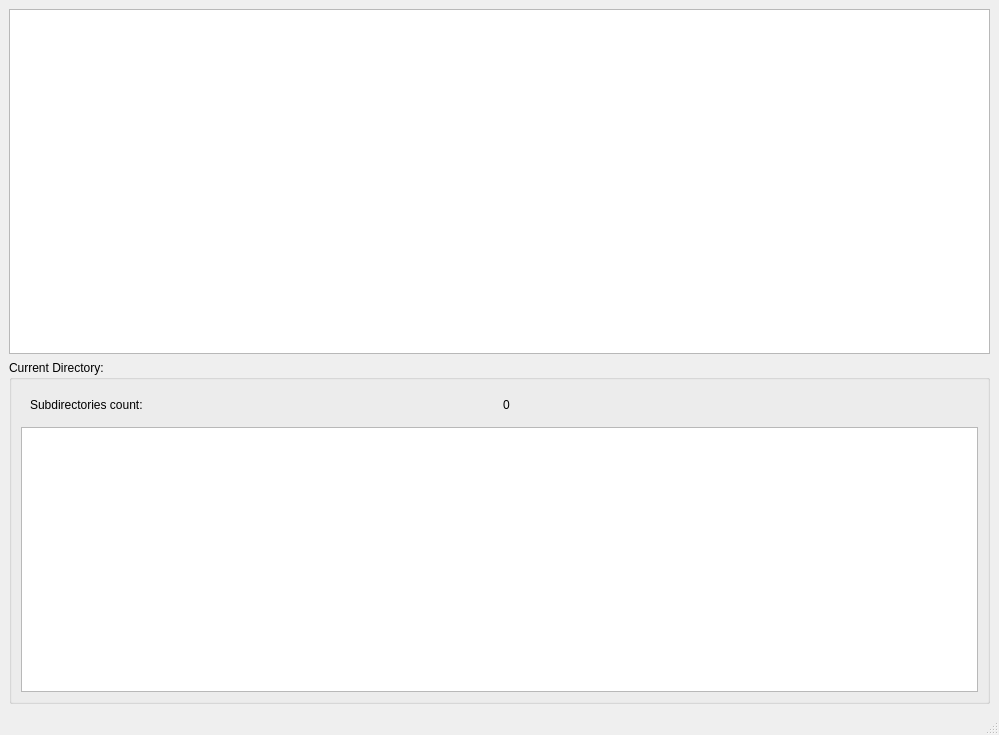
Above: MainWindow.ui from Vlad2001MFS/FSTreeInfo before the change. Below: the same form after it.
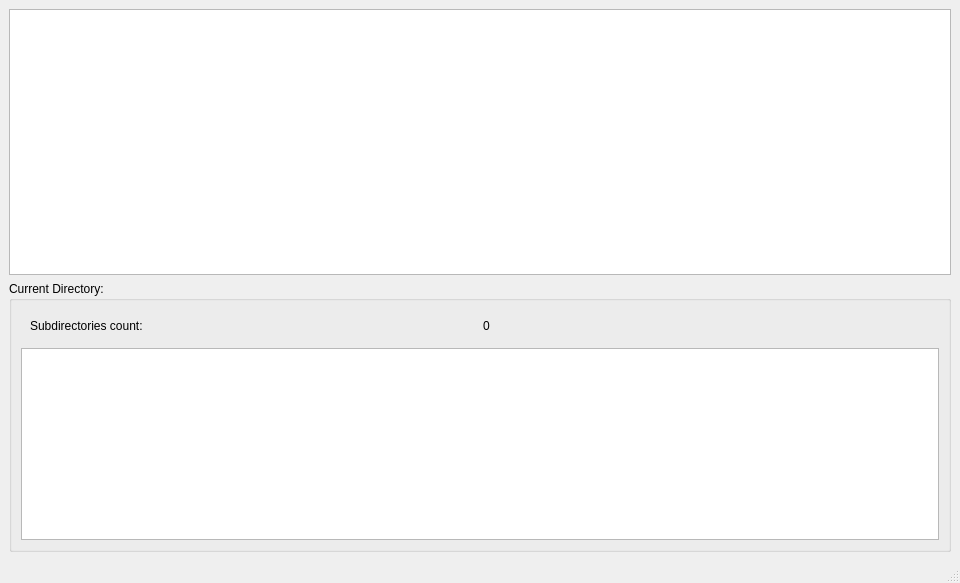
That is the form after the change.

Commit message: fix large size of main window

```diff
--- a/MainWindow.ui
+++ b/MainWindow.ui
@@ -6,10 +6,16 @@
    <rect>
     <x>0</x>
     <y>0</y>
-    <width>999</width>
-    <height>735</height>
+    <width>960</width>
+    <height>583</height>
    </rect>
   </property>
+  <property name="sizePolicy">
+   <sizepolicy hsizetype="MinimumExpanding" vsizetype="MinimumExpanding">
+    <horstretch>0</horstretch>
+    <verstretch>0</verstretch>
+   </sizepolicy>
+  </property>
   <property name="windowTitle">
    <string notr="true">FSTreeInfo</string>
   </property>
```
Left out of the diff: 2 changed lines with no effect on the pictures.
